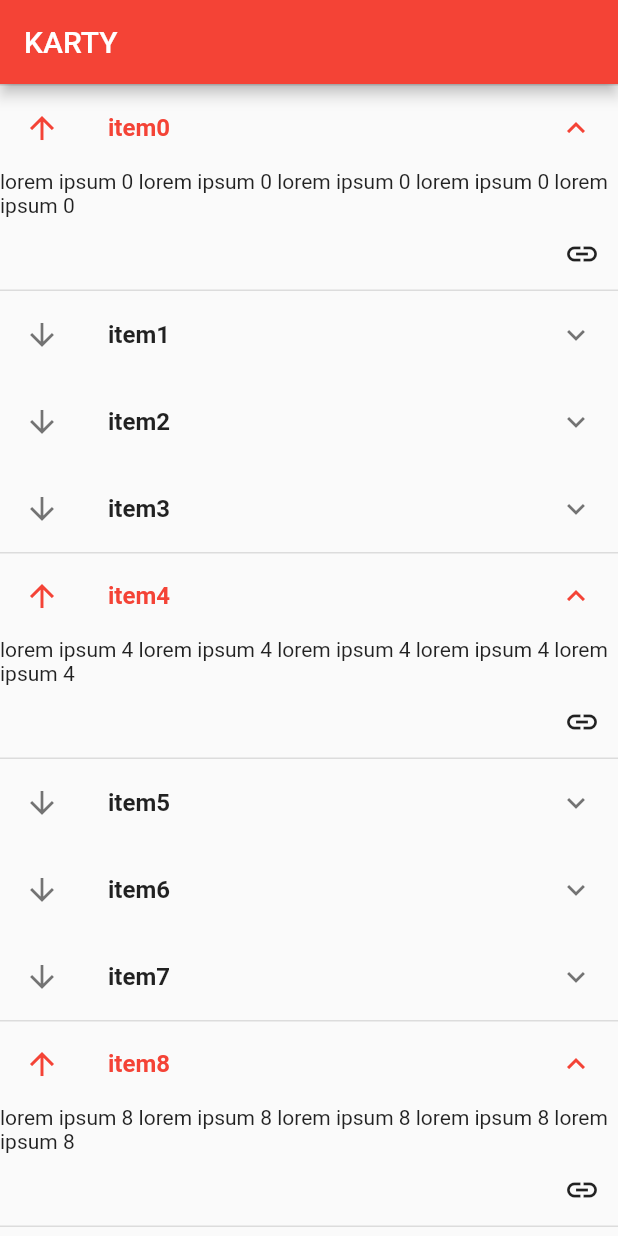
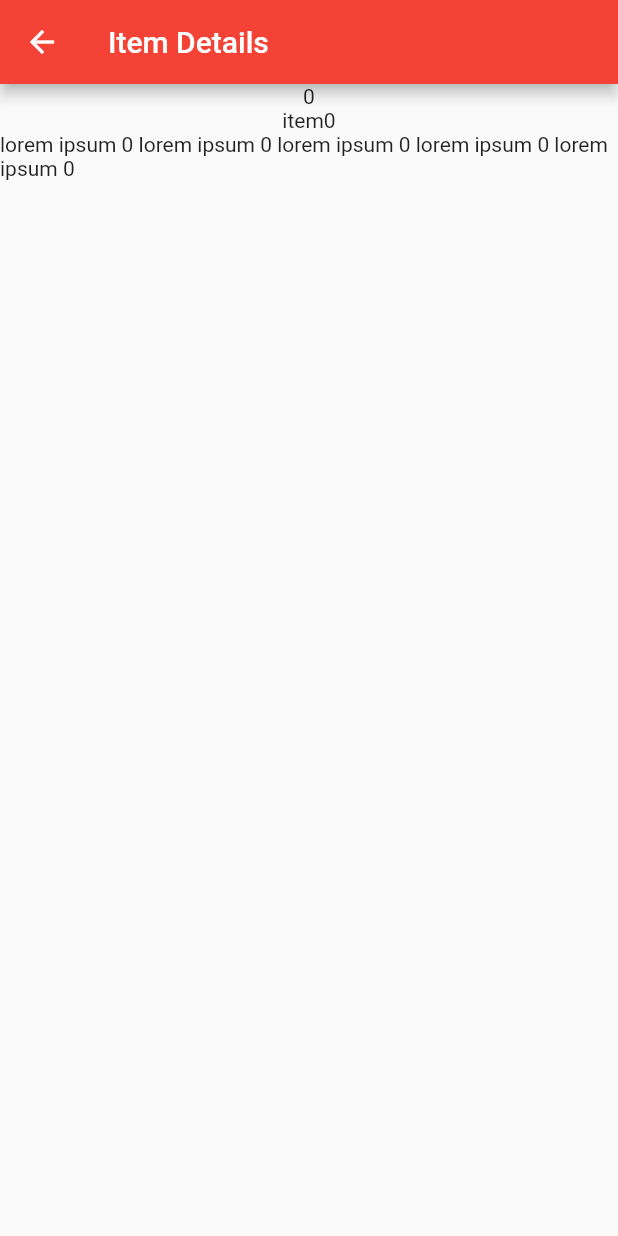
Before and after one commit to PawelWlodarski/flutter_workshops, a Flutter app: the screen it shows after launch, after a tap on the "link" icon, on a phone screen of 412 x 824 dp. Run offline on Flutter 3.47's test engine with Material 2 defaults, Android fonts, the phone set to English and light mode, and no system bars.

Commit message:
card details

```diff
--- a/lib/poligon/cards_app.dart
+++ b/lib/poligon/cards_app.dart
@@ -1,4 +1,6 @@
 import 'package:flutter/material.dart';
+import 'package:flutter_workshops/poligon/item_details.dart';
+import 'package:flutter_workshops/poligon/items.dart';
 
 class CardsApp extends StatelessWidget {
   @override
@@ -67,7 +69,7 @@ class _ItemTileState extends State<ItemTile> {
   Widget build(BuildContext context) => ExpansionTile(
     initiallyExpanded: widget._isExpanded,
     leading: _itemIcon(),
-    onExpansionChanged: (isExpanding){
+    onExpansionChanged: (isExpanding){ //TODO extract method
         setState((){this._isExpanded = isExpanding;});
     },
     title: Text(widget._item.title, style: TextStyle(fontWeight: FontWeight.bold)),
@@ -77,26 +79,11 @@ class _ItemTileState extends State<ItemTile> {
           alignment: Alignment.centerRight,
           child: IconButton(
             icon: Icon(Icons.link),
-            onPressed: () {},
+            onPressed: () { //TODO extract method
+              Navigator.push(context,
+                  MaterialPageRoute(builder: (ctx) => ItemDetails(widget._item)));
+            },
           ))
     ],
   );
 }
-
-
-abstract class ItemsStore {
-  Iterable<MyItem> items();
-}
-
-class LocalItemsStore implements ItemsStore {
-  Iterable<MyItem> items() =>
-      Iterable<int>.generate(10).map((i) => MyItem(i, "item$i", List.filled(5, "lorem ipsum $i ").join()));
-}
-
-class MyItem {
-  final int id;
-  final String title;
-  final String content;
-
-  MyItem(this.id, this.title, this.content);
-}
--- /dev/null
+++ b/lib/poligon/item_details.dart
@@ -0,0 +1,21 @@
+import 'package:flutter/material.dart';
+import 'package:flutter_workshops/poligon/items.dart';
+
+class ItemDetails extends StatelessWidget {
+
+  final MyItem item;
+
+  const ItemDetails(this.item) : super();
+
+  @override
+  Widget build(BuildContext context) => Scaffold(
+    appBar: AppBar(title: Text("Item Details"),),
+    body: Column(
+      children: <Widget>[
+        Text(item.id.toString()),
+        Text(item.title),
+        Text(item.content),
+      ],
+    ) ,
+  );
+}
--- /dev/null
+++ b/lib/poligon/items.dart
@@ -0,0 +1,16 @@
+abstract class ItemsStore {
+  Iterable<MyItem> items();
+}
+
+class LocalItemsStore implements ItemsStore {
+  Iterable<MyItem> items() =>
+      Iterable<int>.generate(10).map((i) => MyItem(i, "item$i", List.filled(5, "lorem ipsum $i ").join()));
+}
+
+class MyItem {
+  final int id;
+  final String title;
+  final String content;
+
+  MyItem(this.id, this.title, this.content);
+}
```
Also changed, not shown: 2 other files.
